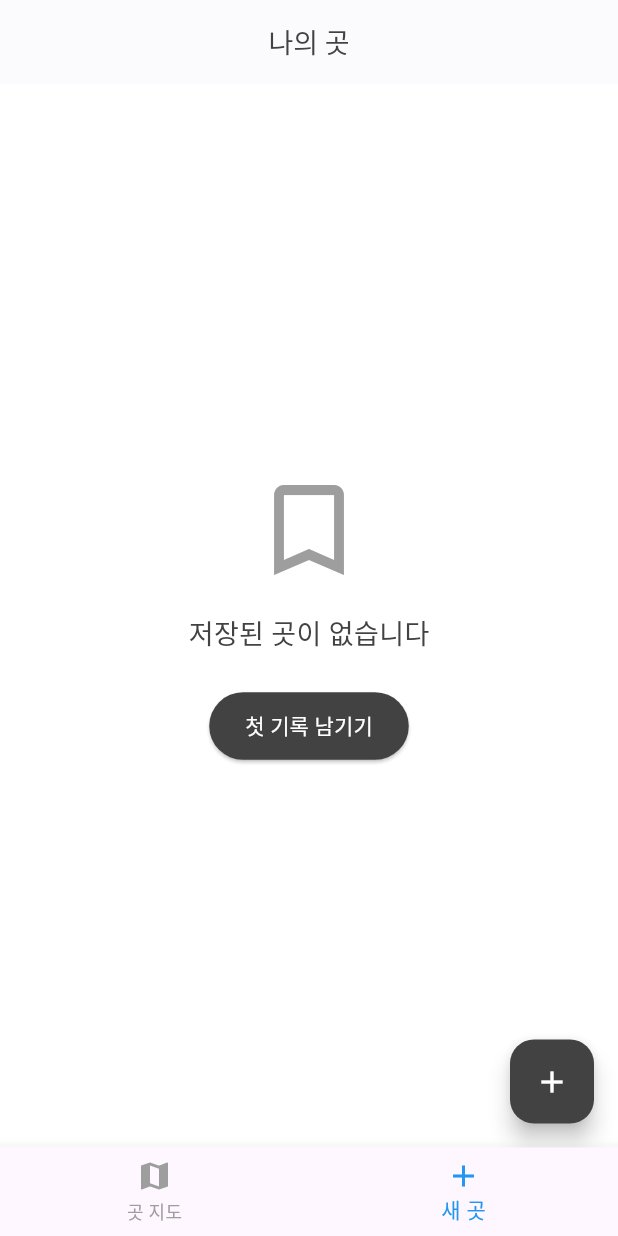
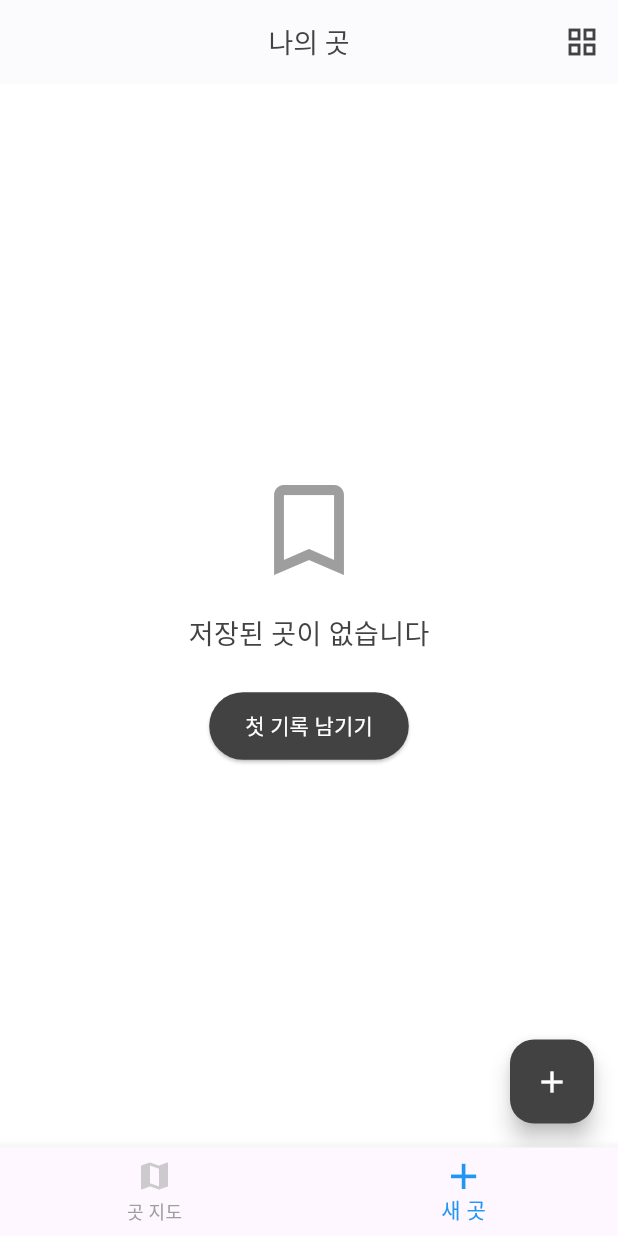
Before and after one commit to Mun09/got, a Flutter app: the screen it shows after launch, item 2 of the bottom bar chosen, on a phone screen of 412 x 824 dp. Run offline on Flutter 3.47's test engine with Material 3 defaults, Android fonts, the phone set to English and light mode, and no system bars; our stand-ins replace camera, device_info_plus, geocoding, geolocator, google_maps_flutter, image_picker and 4 more; accounts and stored records are empty.

Commit message:
added bottom navigator bar animation and added grid list page function

```diff
--- a/lib/main.dart
+++ b/lib/main.dart
@@ -23,7 +23,6 @@ Future<void> main() async {
       providers: [
         ChangeNotifierProvider(create: (_) => LocationService()),
         ChangeNotifierProvider(create: (_) => MemoryService()),
-        ChangeNotifierProvider(create: (_) => MapState()),
       ],
       child: MyApp(),
     ),
--- a/lib/main_page.dart
+++ b/lib/main_page.dart
@@ -11,8 +11,9 @@ class MainPage extends StatefulWidget {
   State<MainPage> createState() => _MainPageState();
 }
 
-class _MainPageState extends State<MainPage> {
+class _MainPageState extends State<MainPage> with TickerProviderStateMixin {
   final PermissionService _permissionService = PermissionService();
+  late List<AnimationController> _animationControllers;
 
   @override
   void initState() {
@@ -21,6 +22,24 @@ class _MainPageState extends State<MainPage> {
     WidgetsBinding.instance.addPostFrameCallback((_) {
       _requestPermissions();
     });
+
+    // 각 네비게이션 아이템별 애니메이션 컨트롤러 초기화
+    _animationControllers = List.generate(
+      2,
+      (index) => AnimationController(
+        vsync: this,
+        duration: Duration(milliseconds: 300),
+      ),
+    );
+  }
+
+  @override
+  void dispose() {
+    // 컨트롤러 해제
+    for (var controller in _animationControllers) {
+      controller.dispose();
+    }
+    super.dispose();
   }
 
   Future<void> _requestPermissions() async {
@@ -41,22 +60,50 @@ class _MainPageState extends State<MainPage> {
   final List<Widget> _screens = [MapScreen(), MemoryListPage()];
 
   @override
+  @override
   Widget build(BuildContext context) {
     return Scaffold(
-      body: _screens[_currentIndex], // 현재 선택된 화면 표시
-      bottomNavigationBar: BottomNavigationBar(
+      body: IndexedStack(
+        index: _currentIndex,
+        children: _screens, // MapScreen과 MemoryListPage는 딱 한 번만 생성됨
+      ),
+      bottomNavigationBar: Theme(
+        data: Theme.of(context).copyWith(
+          splashColor: Colors.transparent,
+          highlightColor: Colors.transparent,
+          // 물결 효과에 영향을 주는 다른 속성들도 투명하게 설정
+          splashFactory: NoSplash.splashFactory,
+        ),
+        child: BottomNavigationBar(
           currentIndex: _currentIndex,
           onTap: (index) {
+            _animationControllers[index].reset();
+            _animationControllers[index].forward();
             setState(() {
               _currentIndex = index;
             });
           },
-        items: const [
-          BottomNavigationBarItem(icon: Icon(Icons.map), label: '곳 지도'),
-          BottomNavigationBarItem(icon: Icon(Icons.add), label: '새 곳'),
-        ],
+          items: List.generate(2, (index) {
+            return BottomNavigationBarItem(
+              icon: AnimatedBuilder(
+                animation: _animationControllers[index],
+                builder: (context, child) {
+                  return Transform.scale(
+                    scale: 1.0 + (_animationControllers[index].value * 0.2),
+                    child: Opacity(
+                      opacity: 0.5 + (_animationControllers[index].value * 0.5),
+                      child: index == 0 ? Icon(Icons.map) : Icon(Icons.add),
+                    ),
+                  );
+                },
+              ),
+              label: index == 0 ? '곳 지도' : '새 곳',
+            );
+          }),
           selectedItemColor: Colors.blue,
           unselectedItemColor: Colors.grey,
+          type: BottomNavigationBarType.fixed,
+        ),
       ),
     );
   }
--- a/lib/map_page.dart
+++ b/lib/map_page.dart
@@ -188,6 +188,7 @@ class _MapScreenState extends State<MapScreen> with WidgetsBindingObserver {
                     ],
                   ),
           floatingActionButton: FloatingActionButton(
+            heroTag: 'map_fab',
             onPressed: _refreshMap,
             child: Icon(Icons.my_location),
             tooltip: '내 위치로 이동',
```
Also changed, not shown: lib/memory_list_page.dart (+114 -225 lines), lib/memory_list_page/build_memory_item_widget.dart (added, +223 -0 lines), lib/memory_list_page/build_thumbnail.dart (added, +41 -0 lines), 1 other file. Lines whose indentation alone changed are shown as unchanged.
